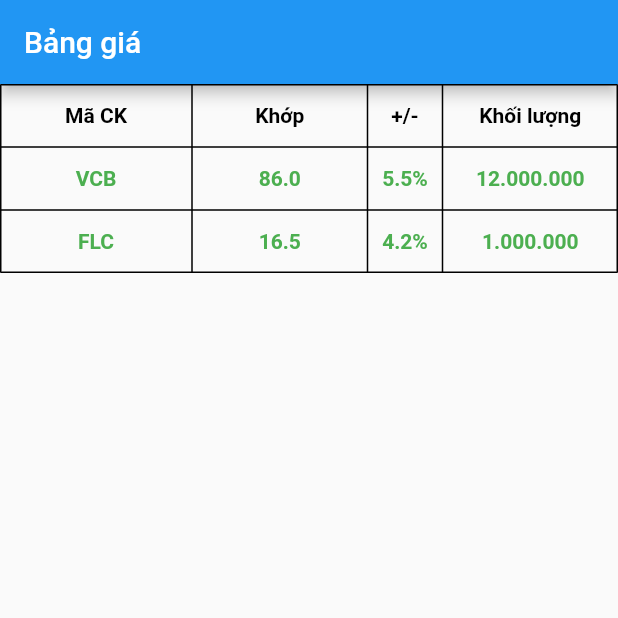
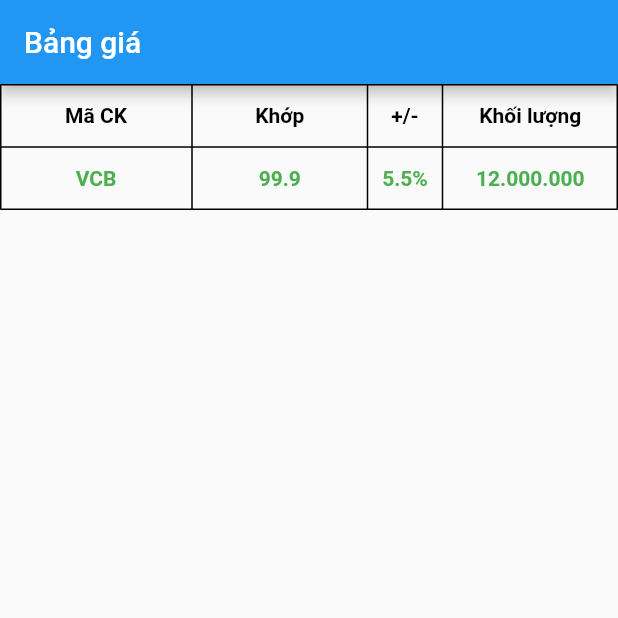
Before and after one commit to VNPTSmartCA/demo-stock, a Flutter app: the BangGiaPage screen opened directly, on a phone screen of 412 x 824 dp, the top half of it. Run offline on Flutter 3.47's test engine with Material 2 defaults, Android fonts, the phone set to English and light mode, and no system bars; our stand-ins replace flutter_login; missing offline and left inert: flutter_session; Roboto replaces fonts that are missing (NotoSans).

Commit message:
connect smartca

```diff
--- a/Demo App CK/lib/presentation/page/bang_gia.dart
+++ b/Demo App CK/lib/presentation/page/bang_gia.dart
@@ -97,7 +97,7 @@ class _BangGiaState extends State<BangGiaPage> {
                     verticalAlignment: TableCellVerticalAlignment.middle,
                     child: Container(
                       child: Text(
-                        '86.0',
+                        '99.9',
                         textAlign: TextAlign.center,
                         style: TextStyle(
                             color: Colors.green, fontWeight: FontWeight.bold),
@@ -125,65 +125,18 @@ class _BangGiaState extends State<BangGiaPage> {
                   ),
                 ],
               ),
-              TableRow(
-                children: <Widget>[
-                  TableRowInkWell(
-                    onTap: () {
-                      Navigator.pushReplacement(
-                          context,
-                          MaterialPageRoute(
-                              builder: (BuildContext context) =>
-                                  TransactionPage()));
-                    },
-                    child: Container(
-                      height: 42,
-                      width: 128,
-                      child: Center(
-                        child: Text(
-                          'FLC',
-                          textAlign: TextAlign.center,
-                          style: TextStyle(
-                              color: Colors.green, fontWeight: FontWeight.bold),
-                        ),
-                      ),
-                    ),
-                  ),
-                  TableCell(
-                    verticalAlignment: TableCellVerticalAlignment.middle,
-                    child: Container(
-                      child: Text(
-                        '16.5',
-                        textAlign: TextAlign.center,
-                        style: TextStyle(
-                            color: Colors.green, fontWeight: FontWeight.bold),
-                      ),
-                    ),
-                  ),
-                  TableCell(
-                    verticalAlignment: TableCellVerticalAlignment.middle,
-                    child: Container(
-                      child: Text(
-                        '4.2%',
-                        textAlign: TextAlign.center,
-                        style: TextStyle(
-                            color: Colors.green, fontWeight: FontWeight.bold),
-                      ),
-                    ),
-                  ),
-                  Container(
-                    child: Text(
-                      '1.000.000',
-                      textAlign: TextAlign.center,
-                      style: TextStyle(
-                          color: Colors.green, fontWeight: FontWeight.bold),
-                    ),
-                  ),
-                ],
-              ),
             ],
           )
         ],
       ),
     );
   }
+
+  void showAlertMesg(String mesg) {
+    showDialog(
+        context: context,
+        builder: (context) {
+          return Container();
+        });
+  }
 }
--- a/Demo App CK/pubspec.yaml
+++ b/Demo App CK/pubspec.yaml
@@ -30,6 +30,9 @@ dependencies:
   cupertino_icons: ^1.0.2
   flutter_login: ^2.0.0
   injectable: ^1.5.0
+  http: ^0.13.0
+  flutter_session: ^0.1.1
+
 
 dev_dependencies:
   flutter_test:
```
Also changed, not shown: Demo App CK/lib/core/implements/http_client.dart (added, +154 -0 lines), Demo App CK/lib/core/models/account_login.dart (added, +91 -0 lines), Demo App CK/lib/core/models/data_sign.dart (added, +30 -0 lines), Demo App CK/lib/core/models/network_service_response.dart (+3 -4 lines), Demo App CK/lib/core/models/service_response.dart (added, +16 -0 lines), Demo App CK/lib/main.dart (+12 -1 lines), Demo App CK/lib/presentation/page/transaction_page.dart (+8 -2 lines).
